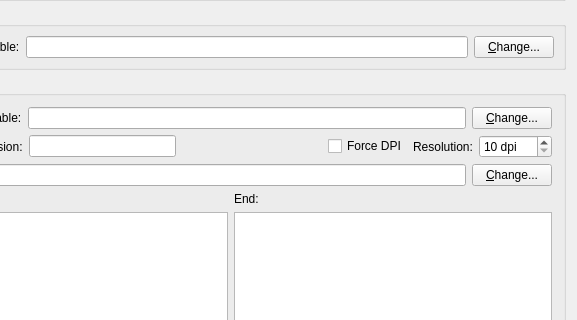
Old version of the form scribus/tabexternaltoolswidget.ui in the repository scribusproject/scribus; both pictures show x 115 to 692 and y 171 to 491 of the 692 by 614 pixel window.
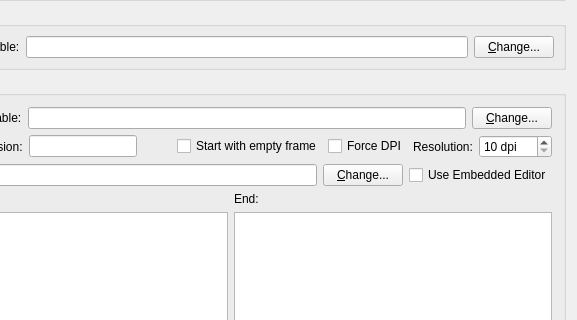
New version of the form. Icons and pictures are not drawn.

Commit message: Update from Herm for latex frames

Diff of the .ui file:
```diff
--- a/scribus/tabexternaltoolswidget.ui
+++ b/scribus/tabexternaltoolswidget.ui
@@ -410,6 +410,13 @@
           </property>
          </spacer>
         </item>
+        <item>
+         <widget class="QCheckBox" name="latexEmptyFrameCheckBox" >
+          <property name="text" >
+           <string>Start with empty frame</string>
+          </property>
+         </widget>
+        </item>
         <item>
          <widget class="QCheckBox" name="latexForceDpiCheckBox" >
           <property name="toolTip" >
@@ -495,6 +502,19 @@
           </property>
          </widget>
         </item>
+        <item>
+         <widget class="QCheckBox" name="latexEmbeddedEditorCheckBox" >
+          <property name="enabled" >
+           <bool>true</bool>
+          </property>
+          <property name="text" >
+           <string>Use Embedded Editor</string>
+          </property>
+          <property name="icon" >
+           <iconset/>
+          </property>
+         </widget>
+        </item>
        </layout>
       </item>
       <item>
```
Left out of the diff: 2 changed lines with no effect on the pictures. The commit also changes 9 other files.
